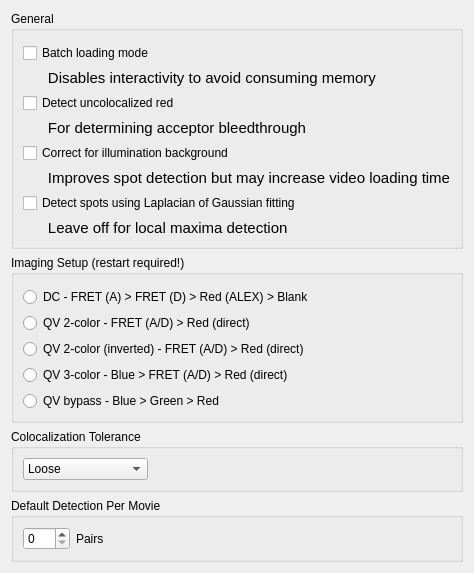
Qt form src/main/python/ui/_PreferencesWindow.ui (hatzakislab/DeepFRET-GUI) before a commit.
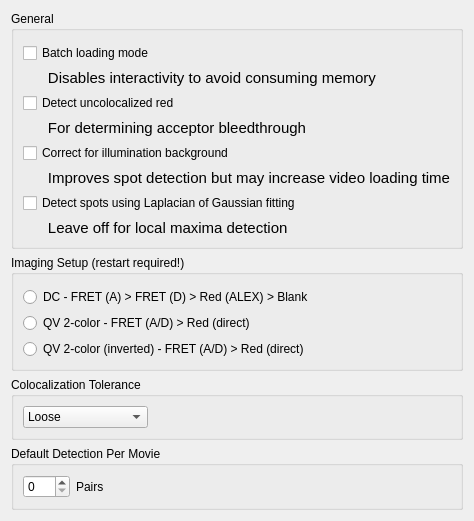
The same form after that commit.

Commit message: - Cleaned up old unmaintained code for blue color support

```diff
--- a/src/main/python/ui/_PreferencesWindow.ui
+++ b/src/main/python/ui/_PreferencesWindow.ui
@@ -162,13 +162,6 @@
       <property name="topMargin">
        <number>12</number>
       </property>
-      <item row="3" column="0">
-       <widget class="QRadioButton" name="radioButton_3_col">
-        <property name="text">
-         <string>QV 3-color - Blue &gt; FRET (A/D) &gt; Red (direct)</string>
-        </property>
-       </widget>
-      </item>
       <item row="2" column="0">
        <widget class="QRadioButton" name="radioButton_2_col_inv">
         <property name="text">
@@ -183,13 +176,6 @@
         </property>
        </widget>
       </item>
-      <item row="4" column="0">
-       <widget class="QRadioButton" name="radioButton_bypass">
-        <property name="text">
-         <string>QV bypass - Blue &gt; Green &gt; Red</string>
-        </property>
-       </widget>
-      </item>
       <item row="0" column="0">
        <widget class="QRadioButton" name="radioButton_dual">
         <property name="text">
```
The commit also changes 7 other files.
